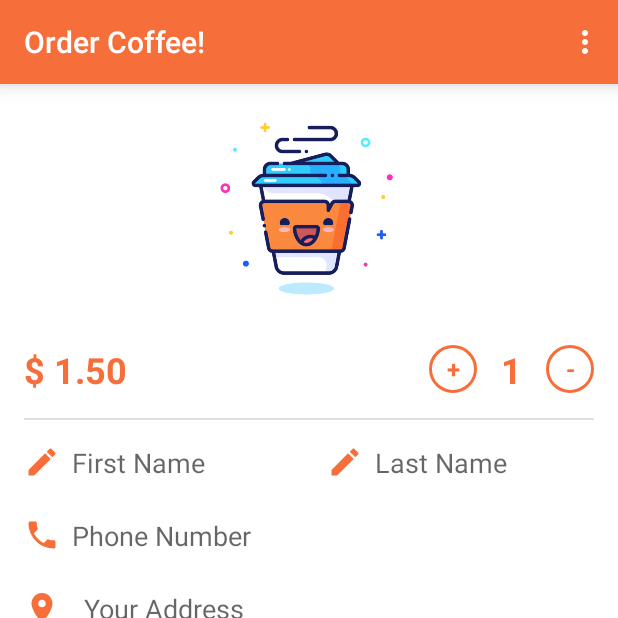
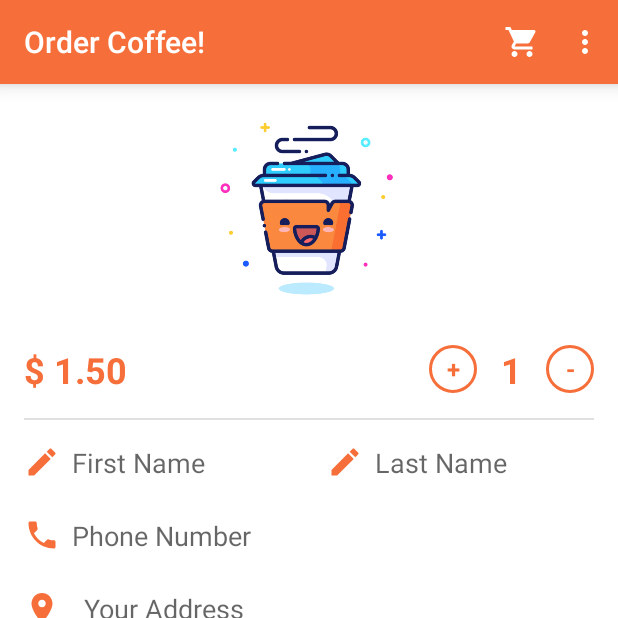
Before and after one commit to inverseai/Android_Academy, an Android app: the screen it shows after launch (MainActivity), on a phone screen of 412 x 824 dp, the top half of it. Run offline under Robolectric (Android 15) with nearby library versions, the phone set to English and light mode, and no system bars.

Commit message:
added cart menu in home screen and added user interaction functionalities for exit app menu

```diff
--- a/02.UIComponents-Better UI/app/src/main/java/com/androidacademy/uicomponents/MainActivity.java
+++ b/02.UIComponents-Better UI/app/src/main/java/com/androidacademy/uicomponents/MainActivity.java
@@ -54,7 +54,10 @@
     {
         switch (item.getItemId()){
             case R.id.exit_menu:
-                showToast("ExitMenuPressed",Toast.LENGTH_SHORT);
+                finish();
+                break;
+            case R.id.cart_menu:
+                showToast("CartMenuPressed",Toast.LENGTH_SHORT);
                 break;
         }
         return true;
--- /dev/null
+++ b/02.UIComponents-Better UI/app/src/main/res/drawable/cart_white.xml
@@ -0,0 +1,5 @@
+<vector android:height="24dp" android:tint="#FFFFFF"
+    android:viewportHeight="24.0" android:viewportWidth="24.0"
+    android:width="24dp" xmlns:android="http://schemas.android.com/apk/res/android">
+    <path android:fillColor="#FF000000" android:pathData="M7,18c-1.1,0 -1.99,0.9 -1.99,2S5.9,22 7,22s2,-0.9 2,-2 -0.9,-2 -2,-2zM1,2v2h2l3.6,7.59 -1.35,2.45c-0.16,0.28 -0.25,0.61 -0.25,0.96 0,1.1 0.9,2 2,2h12v-2L7.42,15c-0.14,0 -0.25,-0.11 -0.25,-0.25l0.03,-0.12 0.9,-1.63h7.45c0.75,0 1.41,-0.41 1.75,-1.03l3.58,-6.49c0.08,-0.14 0.12,-0.31 0.12,-0.48 0,-0.55 -0.45,-1 -1,-1L5.21,4l-0.94,-2L1,2zM17,18c-1.1,0 -1.99,0.9 -1.99,2s0.89,2 1.99,2 2,-0.9 2,-2 -0.9,-2 -2,-2z"/>
+</vector>
--- a/02.UIComponents-Better UI/app/src/main/res/menu/home_screen_menu.xml
+++ b/02.UIComponents-Better UI/app/src/main/res/menu/home_screen_menu.xml
@@ -7,5 +7,11 @@
         android:title="@string/exit"
         app:showAsAction="never"/>
 
+    <item
+        android:id="@+id/cart_menu"
+        android:title="@string/cart"
+        android:icon="@drawable/cart_white"
+        app:showAsAction="always"/>
+
 
 </menu>
--- a/02.UIComponents-Better UI/app/src/main/res/values/strings.xml
+++ b/02.UIComponents-Better UI/app/src/main/res/values/strings.xml
@@ -15,6 +15,7 @@
     <string name="default_coffee_price">$ 1.50</string>
     <string name="default_coffee_amount">1</string>
     <string name="exit">Exit</string>
+    <string name="cart">Cart</string>
 
     <array name="extra_sugar_option">
         <item>1 Spoon</item>
```
